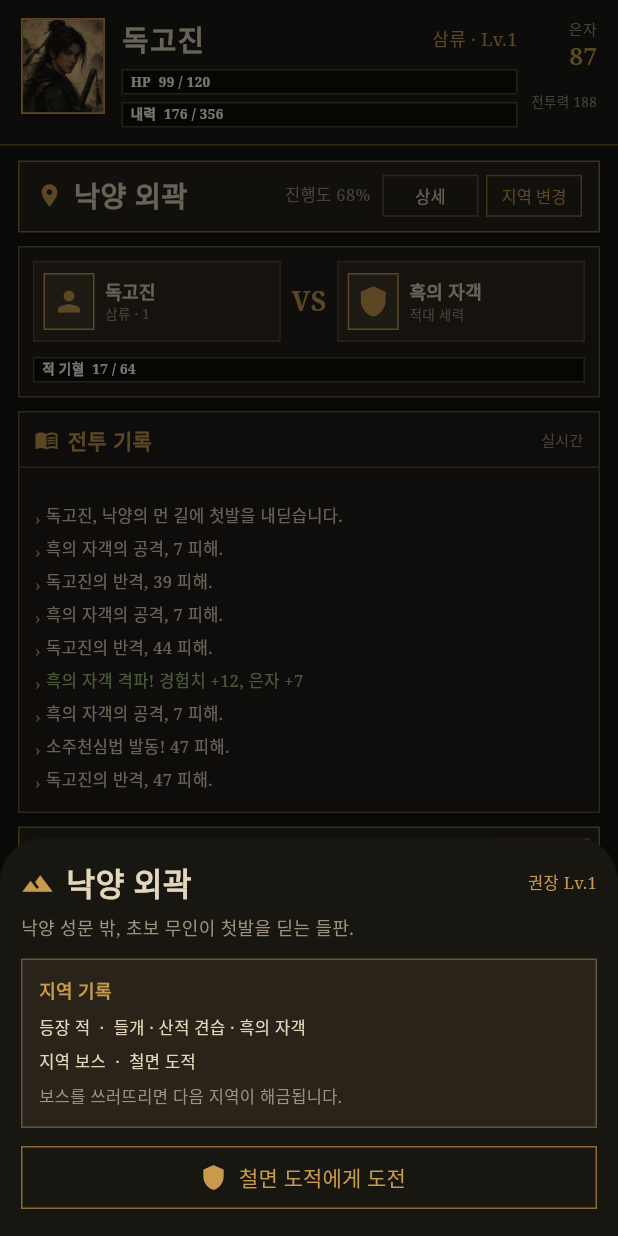
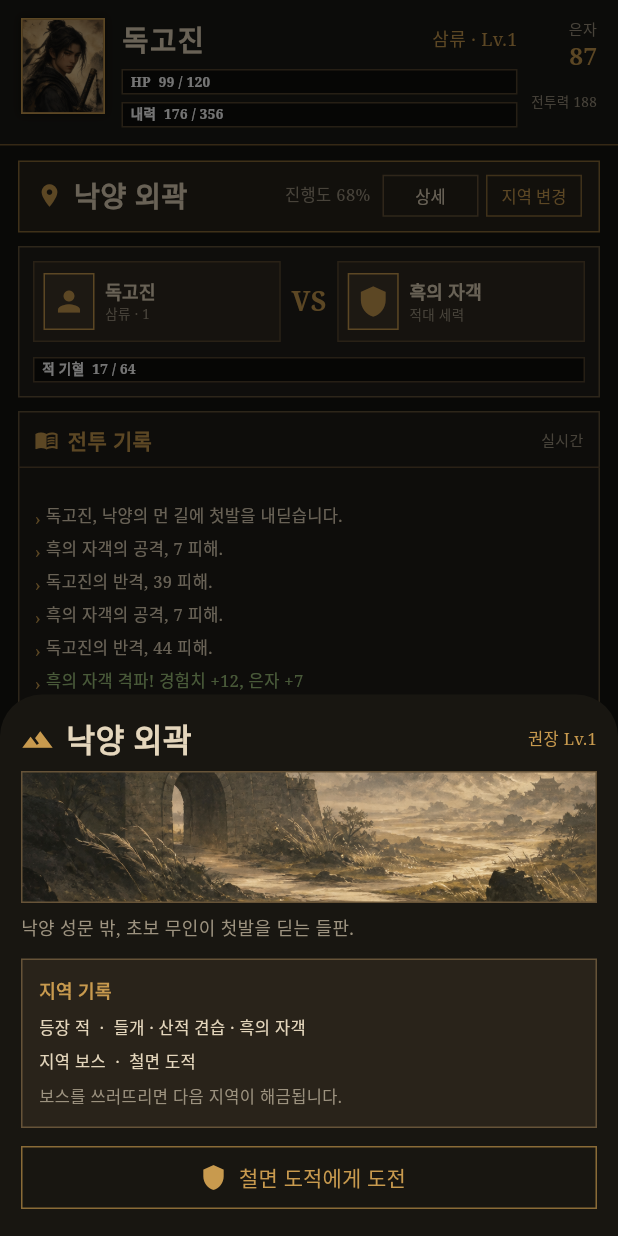
Before and after one commit to roycekim84/gangho-ilji, a Flutter app: the screen it shows after launch, after a tap on "새로운 강호를 시작한다", after a tap on "상세", on a phone screen of 412 x 824 dp. Run offline on Flutter 3.47's test engine with Material 3 defaults, Android fonts, the phone set to English and light mode, and no system bars; our stand-ins replace shared_preferences.

Commit message:
feat: add illustrated backgrounds for all regions

```diff
--- a/lib/main.dart
+++ b/lib/main.dart
@@ -3813,7 +3813,11 @@ class MainJianghu extends StatelessWidget {
         final area = game.place;
         final cleared = game.bosses.contains(area.id);
         final areaImage = switch (area.id) {
+          'luoyang' => 'assets/images/area_luoyang.png',
           'bamboo' => 'assets/images/area_bamboo.png',
+          'blackwind' => 'assets/images/area_blackwind.png',
+          'shanxi' => 'assets/images/area_shanxi.png',
+          'yunnan' => 'assets/images/area_yunnan.png',
           'blood' => 'assets/images/area_blood.png',
           'demon' => 'assets/images/area_demon.png',
           _ => null,
```
Also changed, not shown: assets/images/area_blackwind.png (added), assets/images/area_luoyang.png (added), assets/images/area_shanxi.png (added), assets/images/area_yunnan.png (added), 1 other file.
